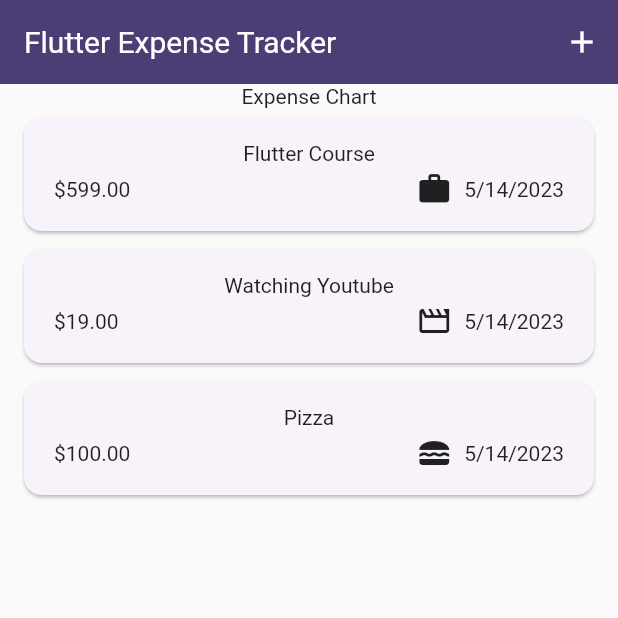
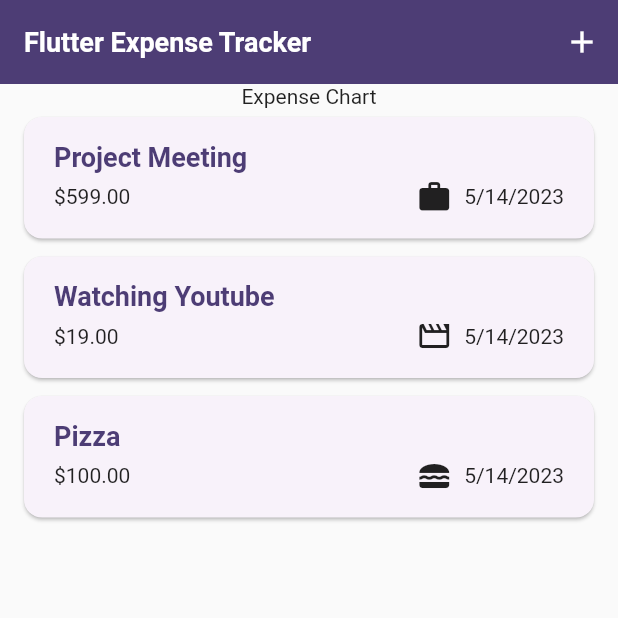
Before and after one commit to TeniG/Flutter_Expense_Tracker_App, a Flutter app: the screen it shows after launch, on a phone screen of 412 x 824 dp, the top half of it. Run offline on Flutter 3.47's test engine with Material 2 defaults, Android fonts, the phone set to English and light mode, and no system bars.

Commit message:
- Used Theme Data in widgets.

```diff
--- a/lib/main.dart
+++ b/lib/main.dart
@@ -25,8 +25,8 @@ void main() {
           ),
           textTheme: ThemeData().textTheme.copyWith(
                 titleLarge: TextStyle(
-
-                  fontWeight: FontWeight.normal,
+                  fontSize: 18,
+                  fontWeight: FontWeight.bold,
                   color: kColorScheme.onSecondaryContainer
                 ),
               )),
--- a/lib/models/expense.dart
+++ b/lib/models/expense.dart
@@ -12,6 +12,7 @@ enum Category {
   travel,
   lesiure,
   work,
+  learning
 }
 
 const categoryIcons = {
@@ -19,6 +20,7 @@ const categoryIcons = {
   Category.travel: Icons.flight_takeoff,
   Category.lesiure: Icons.movie_creation_outlined,
   Category.work: Icons.work,
+  Category.learning:Icons.edit_document
 };
 
 class Expense {
--- a/lib/widgets/expenses_list/expense_item.dart
+++ b/lib/widgets/expenses_list/expense_item.dart
@@ -1,4 +1,5 @@
 import 'package:flutter/material.dart';
+import 'package:flutter_expense_tracker_app/main.dart';
 import 'package:flutter_expense_tracker_app/models/expense.dart';
 
 class ExpenseItem extends StatelessWidget {
@@ -12,8 +13,13 @@ class ExpenseItem extends StatelessWidget {
       child: Padding(
         padding: const EdgeInsets.symmetric(vertical: 16, horizontal: 20),
         child: Column(
+          crossAxisAlignment: CrossAxisAlignment.start,
           children: [
-            Text(expense.title),
+            Text(expense.title,
+                style: Theme.of(context)
+                    .textTheme
+                    .titleLarge!
+                    .copyWith(color: kColorScheme.onPrimaryContainer)),
             const SizedBox(
               height: 4,
             ),
--- a/lib/widgets/expenses_list/expense_list.dart
+++ b/lib/widgets/expenses_list/expense_list.dart
@@ -3,7 +3,8 @@ import 'package:flutter_expense_tracker_app/models/expense.dart';
 import 'package:flutter_expense_tracker_app/widgets/expenses_list/expense_item.dart';
 
 class ExpenseList extends StatelessWidget {
-  const ExpenseList({required this.expenseList, required this.onItemSwipe, super.key});
+  const ExpenseList(
+      {required this.expenseList, required this.onItemSwipe, super.key});
 
   final List<Expense> expenseList;
   final void Function(Expense) onItemSwipe;
@@ -15,6 +16,10 @@ class ExpenseList extends StatelessWidget {
           itemCount: expenseList.length,
           itemBuilder: (context, index) {
             return Dismissible(
+                background: Container(
+                  color: Theme.of(context).colorScheme.error.withOpacity(0.2),
+                  margin: EdgeInsets.symmetric(horizontal:Theme.of(context).cardTheme.margin!.horizontal ),
+                ),
                 key: ValueKey(expenseList[index]),
                 onDismissed: (direction) {
                   onItemSwipe(expenseList[index]);
--- a/lib/widgets/expenses_screen.dart
+++ b/lib/widgets/expenses_screen.dart
@@ -14,7 +14,7 @@ class Expenses extends StatefulWidget {
 class _ExpensesState extends State<Expenses> {
   final List<Expense> _registeredExpenses = [
     Expense(
-        title: "Flutter Course",
+        title: "Project Meeting",
         amount: 599.0,
         date: DateTime.now(),
         category: Category.work),
```
